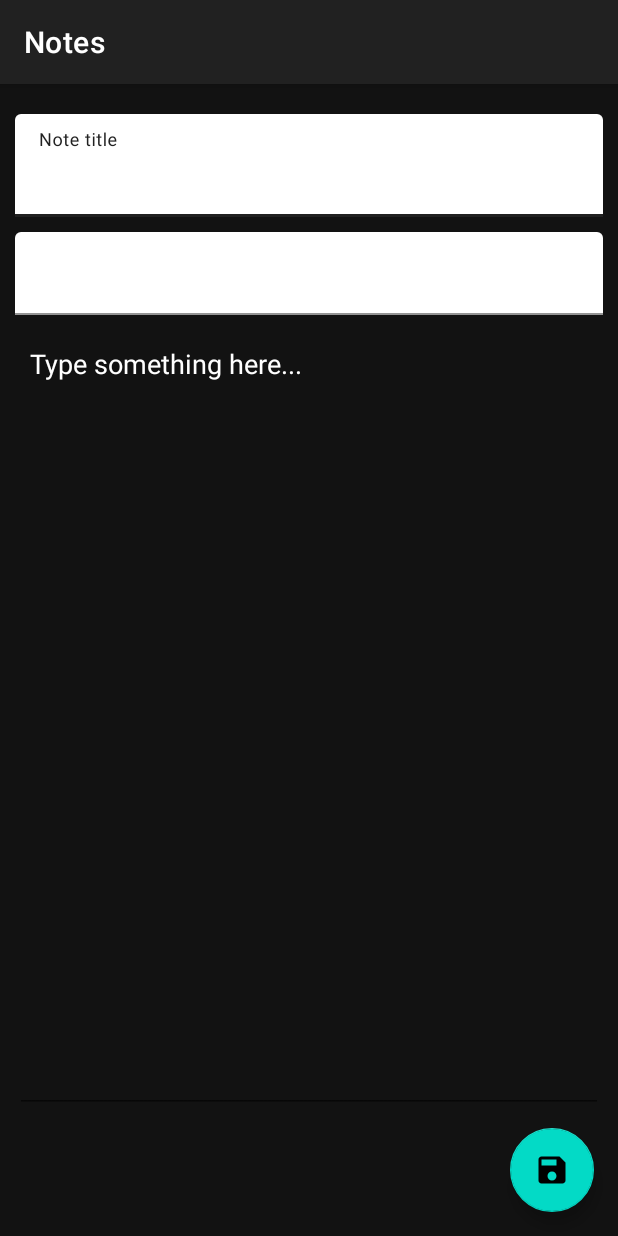
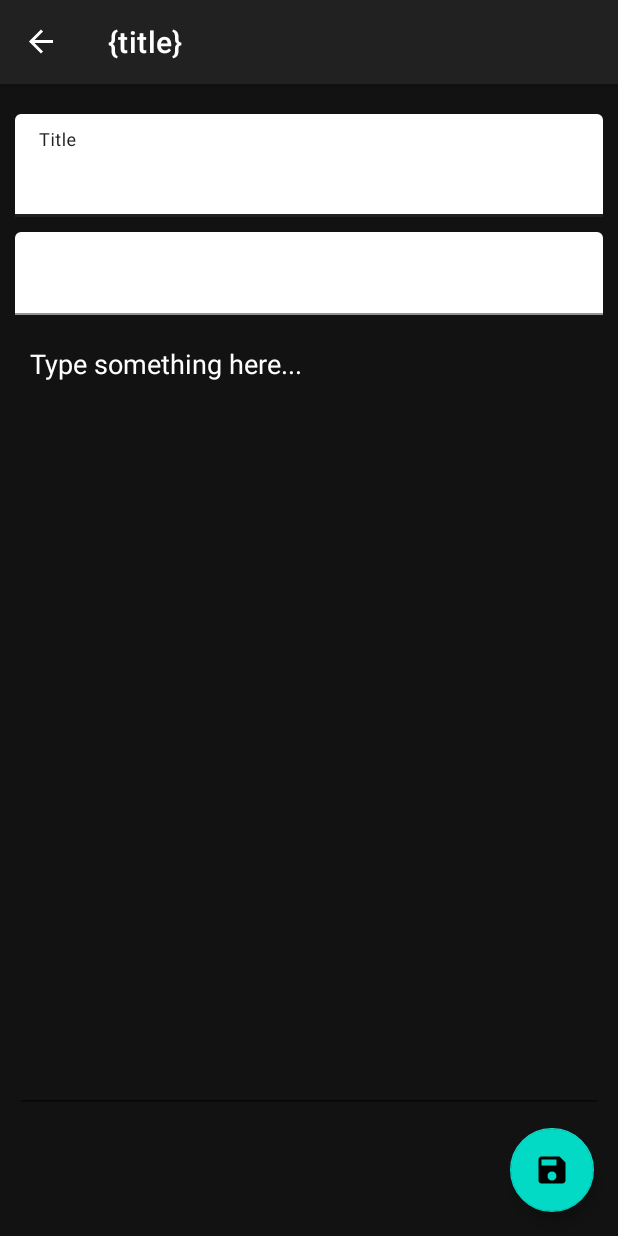
Before and after one commit to japanese-goblinn/labs, an Android app: the screen it shows after launch (MainActivity), after a tap on an icon or button, on a phone screen of 412 x 824 dp. Run offline under Robolectric (Android 15) with nearby library versions, the phone set to English and light mode, and no system bars; our stand-ins replace Room's generated code, navigation-ui; 1 statement that could not run was skipped.

Commit message:
Project finished

```diff
--- a/term5/PPO/NotesAndroid/app/build.gradle
+++ b/term5/PPO/NotesAndroid/app/build.gradle
@@ -51,6 +51,7 @@ dependencies {
     androidTestImplementation 'androidx.test.ext:junit:1.1.0'
     androidTestImplementation 'androidx.test.espresso:espresso-core:3.1.1'
 
+    debugImplementation 'com.amitshekhar.android:debug-db:1.0.6'
 
     implementation "androidx.room:room-runtime:$rootProject.roomVersion"
     implementation "androidx.room:room-ktx:$rootProject.roomVersion"
--- a/term5/PPO/NotesAndroid/app/src/main/java/com/example/notes/db/Database.kt
+++ b/term5/PPO/NotesAndroid/app/src/main/java/com/example/notes/db/Database.kt
@@ -81,7 +81,7 @@ abstract class Database: RoomDatabase() {
 
             val tagId = tagsDao.insert(Tag(name = "note"))
             val tagId2 = tagsDao.insert(Tag(name = "Cool"))
-            val note = notesDao.insert(Note(title = "No gray", content = null)).toInt()
+            val note = notesDao.insert(Note(title = "A", content = null)).toInt()
             notesTagsDao.insert(
                 NoteTag(
                     noteId = note,
@@ -96,10 +96,10 @@ abstract class Database: RoomDatabase() {
             )
             notesTagsDao.insert(
                 NoteTag(
-                    noteId = notesDao.insert(Note(title =  "Really long title like you can see booo or somethins", content = "Lorem ipsum dolor sit amet, consectetur adipiscing elit, sed do eiusmod tempor incididunt ut labore et dolore magna aliqua. Ut enim ad minim veniam, quis nostrud exercitation ullamco laboris nisi ut aliquip ex ea commodo consequat. Duis aute irure dolor in reprehenderit in voluptate velit esse cillum dolore eu fugiat nulla pariatur. Excepteur sint occaecat cupidatat non proident, sunt in culpa qui officia deserunt mollit anim id est laborum.")).toInt(),
+                    noteId = notesDao.insert(Note(title =  "C", content = "Lorem ipsum dolor sit amet, consectetur adipiscing elit, sed do eiusmod tempor incididunt ut labore et dolore magna aliqua. Ut enim ad minim veniam, quis nostrud exercitation ullamco laboris nisi ut aliquip ex ea commodo consequat. Duis aute irure dolor in reprehenderit in voluptate velit esse cillum dolore eu fugiat nulla pariatur. Excepteur sint occaecat cupidatat non proident, sunt in culpa qui officia deserunt mollit anim id est laborum.")).toInt(),
                     tagId = tagId.toInt()
             ))
-            notesDao.insert(Note(title = "Boop 1", content = "Lorem ipsum dolor sit amet, consectetur adipiscing elit, sed do eiusmod tempor incididunt ut labore et dolore magna aliqua. Ut enim ad minim veniam, quis nostrud exercitation ullamco laboris nisi ut aliquip ex ea commodo consequat. Duis aute irure dolor in reprehenderit in voluptate velit esse cillum dolore eu fugiat nulla pariatur. Excepteur sint occaecat cupidatat non proident, sunt in culpa qui officia deserunt mollit anim id est laborum."))
+            notesDao.insert(Note(title = "B", content = "Lorem ipsum dolor sit amet, consectetur adipiscing elit, sed do eiusmod tempor incididunt ut labore et dolore magna aliqua. Ut enim ad minim veniam, quis nostrud exercitation ullamco laboris nisi ut aliquip ex ea commodo consequat. Duis aute irure dolor in reprehenderit in voluptate velit esse cillum dolore eu fugiat nulla pariatur. Excepteur sint occaecat cupidatat non proident, sunt in culpa qui officia deserunt mollit anim id est laborum."))
         }
     }
 }
--- a/term5/PPO/NotesAndroid/app/src/main/java/com/example/notes/interfaces/NotesTagsDao.kt
+++ b/term5/PPO/NotesAndroid/app/src/main/java/com/example/notes/interfaces/NotesTagsDao.kt
@@ -19,4 +19,7 @@ interface NotesTagsDao {
 
     @Query("SELECT tag_id FROM notes_tags WHERE note_id = :noteId")
     suspend fun tagsIdsFor(noteId: Int): List<Int>
+
+    @Query("SELECT note_id FROM notes_tags WHERE tag_id = :tagId")
+    suspend fun notesIdsFor(tagId: Int): List<Int>
 }
--- a/term5/PPO/NotesAndroid/app/src/main/java/com/example/notes/interfaces/TagsDao.kt
+++ b/term5/PPO/NotesAndroid/app/src/main/java/com/example/notes/interfaces/TagsDao.kt
@@ -26,5 +26,5 @@ interface TagsDao {
     suspend fun findBy(id: Int): Tag?
 
     @Query("SELECT id FROM tags WHERE name = :name")
-    suspend fun findIdBy(name: String): Int
+    suspend fun findIdBy(name: String): Int?
 }
--- a/term5/PPO/NotesAndroid/app/src/main/java/com/example/notes/ui/activities/MainActivity.kt
+++ b/term5/PPO/NotesAndroid/app/src/main/java/com/example/notes/ui/activities/MainActivity.kt
@@ -3,6 +3,8 @@ package com.example.notes.ui.activities
 import androidx.appcompat.app.AppCompatActivity
 import android.os.Bundle
 import androidx.navigation.Navigation.findNavController
+import androidx.navigation.findNavController
+import androidx.navigation.ui.setupActionBarWithNavController
 import com.example.notes.R
 
 class MainActivity : AppCompatActivity() {
@@ -10,6 +12,8 @@ class MainActivity : AppCompatActivity() {
     override fun onCreate(savedInstanceState: Bundle?) {
         super.onCreate(savedInstanceState)
         setContentView(R.layout.activity_main)
+        val navController = findNavController(R.id.navHostFragment)
+        setupActionBarWithNavController(navController)
     }
 
     override fun onSupportNavigateUp() =
--- a/term5/PPO/NotesAndroid/app/src/main/java/com/example/notes/ui/fragments/NotesListFragment.kt
+++ b/term5/PPO/NotesAndroid/app/src/main/java/com/example/notes/ui/fragments/NotesListFragment.kt
@@ -2,13 +2,19 @@ package com.example.notes.ui.fragments
 
 import android.content.res.Configuration
 import android.os.Bundle
+import android.util.Log
 import android.view.LayoutInflater
 import android.view.View
 import android.view.ViewGroup
+import android.widget.ImageButton
+import android.widget.PopupMenu
+import android.widget.SearchView
+import android.widget.TextView
 import androidx.core.content.ContextCompat
 import androidx.fragment.app.Fragment
 import androidx.lifecycle.Observer
 import androidx.lifecycle.ViewModelProviders
+import androidx.navigation.Navigation
 import androidx.navigation.fragment.findNavController
 import androidx.recyclerview.widget.DividerItemDecoration
 import androidx.recyclerview.widget.GridLayoutManager
@@ -18,21 +24,44 @@ import com.example.notes.R
 import com.example.notes.models.Note
 import com.example.notes.ui.recycler.NotesAdapter
 import com.example.notes.viewModels.NotesListViewModel
+import com.example.notes.viewModels.SortOrder
 import com.google.android.material.floatingactionbutton.FloatingActionButton
+import kotlinx.android.synthetic.main.fragment_notes_list.*
 
 class NotesListFragment: Fragment() {
+
+    private companion object {
+        const val SORTING = "SORTING"
+    }
 
     private lateinit var viewModel: NotesListViewModel
     private lateinit var notesList: RecyclerView
     private lateinit var viewAdapter: NotesAdapter
     private lateinit var fab: FloatingActionButton
+    private lateinit var sortButton: ImageButton
+    private lateinit var sortTextView: TextView
+    private lateinit var searchBarView: SearchView
+
+    override fun onSaveInstanceState(outState: Bundle) {
+        super.onSaveInstanceState(outState)
+        outState.putString(SORTING, sortTextView.text.toString())
+    }
+
+    override fun onActivityCreated(savedInstanceState: Bundle?) {
+        super.onActivityCreated(savedInstanceState)
+        savedInstanceState?.let {
+            sortTextView.text = it.getString(SORTING)
+        }
+    }
 
     override fun onCreateView(
         inflater: LayoutInflater,
         container: ViewGroup?,
         savedInstanceState: Bundle?
     ): View? {
-        val view = inflater.inflate(R.layout.fragment_notes_list, container, false)
+        val view = inflater.inflate(
+            R.layout.fragment_notes_list, container, false
+        )
         setupLayoutFor(view)
         return view
     }
@@ -51,14 +80,19 @@ class NotesListFragment: Fragment() {
             notesList.layoutManager = GridLayoutManager(requireContext(), 3)
         } else {
             notesList.layoutManager = LinearLayoutManager(requireContext())
-            val decoration = DividerItemDecoration(requireContext(), DividerItemDecoration.VERTICAL)
-            decoration.setDrawable(ContextCompat.getDrawable(requireContext(), R.drawable.divider)!!)
+            val decoration = DividerItemDecoration(
+                requireContext(),
+                DividerItemDecoration.VERTICAL
+            )
+            decoration.setDrawable(
+                ContextCompat.getDrawable(requireContext(), R.drawable.divider)!!
+            )
             notesList.addItemDecoration(decoration)
         }
 
         viewAdapter.onItemClick = {
             val action = NotesListFragmentDirections
-                .actionNotesListFragmentToNoteDetailFragment(it.id)
+                .actionNotesListFragmentToNoteDetailFragment(it.id, "Note Details")
             findNavController().navigate(action)
         }
 
@@ -66,17 +100,57 @@ class NotesListFragment: Fragment() {
             viewModel.delete(it)
         }
 
-        viewModel.notes.observe(viewLifecycleOwner, Observer {
-            viewAdapter.setupNotes(it.toMutableList())
-        })
+        viewModel.notes.observe(
+            viewLifecycleOwner,
+            Observer { notes: List<Note>? ->
+                viewAdapter.setupNotes(notes)
+            }
+        )
 
         fab = rootView.findViewById(R.id.fab)
         fab.setOnClickListener {
             val action = NotesListFragmentDirections
-                .actionNotesListFragmentToNoteDetailFragment(-1)
+                .actionNotesListFragmentToNoteDetailFragment(-1, "New Note")
             findNavController().navigate(action)
         }
 
+        sortTextView = rootView.findViewById(R.id.sortingTextField)
+        sortTextView.text = "Sorting By Date"
+
+        sortButton = rootView.findViewById(R.id.sortButton)
+        sortButton.setOnClickListener {
+            val popup = PopupMenu(requireContext(), it)
+            popup.inflate(R.menu.popup_menu)
+
+            popup.setOnMenuItemClickListener { menuItem ->
+                when (menuItem.itemId) {
+                    R.id.sortByDate -> {
+                        sortTextView.text = "Sorting By Date"
+                        viewModel.sortNotes(SortOrder.DATE)
+                    }
+                    R.id.sortByTitle -> {
+                        sortTextView.text = "Sorting By Title"
+                        viewModel.sortNotes(SortOrder.TITLE)
+                    }
+                }
+                return@setOnMenuItemClickListener true
+            }
+            popup.show()
+        }
+
+        searchBarView = rootView.findViewById(R.id.searchBar)
+        searchBarView.setOnQueryTextListener(object: SearchView.OnQueryTextListener {
+
+            override fun onQueryTextChange(newText: String?): Boolean {
+                viewModel.search(newText)
+                return false
+            }
+
+            override fun onQueryTextSubmit(query: String?): Boolean {
+                viewModel.search(query)
+                return false
+            }
+        })
     }
 
 }
--- a/term5/PPO/NotesAndroid/app/src/main/java/com/example/notes/ui/recycler/NotesAdapter.kt
+++ b/term5/PPO/NotesAndroid/app/src/main/java/com/example/notes/ui/recycler/NotesAdapter.kt
@@ -39,8 +39,12 @@ class NotesAdapter(
         }
     }
 
-    fun setupNotes(notes: MutableList<Note>) {
-        this.notes = notes
+    fun setupNotes(notes: List<Note>?) {
+        if (notes == null) {
+            this.notes.clear()
+        } else {
+            this.notes = notes.toMutableList()
+        }
         notifyDataSetChanged()
     }
 
--- a/term5/PPO/NotesAndroid/app/src/main/java/com/example/notes/viewModels/NotesListViewModel.kt
+++ b/term5/PPO/NotesAndroid/app/src/main/java/com/example/notes/viewModels/NotesListViewModel.kt
@@ -10,16 +10,66 @@ import com.example.notes.models.Note
 import kotlinx.coroutines.launch
 import kotlinx.coroutines.runBlocking
 
+enum class SortOrder {
+    DATE, TITLE
+}
+
 class NotesListViewModel(application: Application): AndroidViewModel(application) {
 
+    private var currentSortOrder = SortOrder.DATE
+
     private val repository: Repository
+    private val dbNotes: LiveData<List<Note>>
 
-    val notes: LiveData<List<Note>>
+    val notes = MediatorLiveData<List<Note>>()
 
     init {
         val db = Database.get(application, viewModelScope)
         repository = Repository(db.notesDao(), db.tagsDao(), db.notesTagsDao())
-        notes = repository.notes
+        dbNotes = repository.notes
+
+        notes.addSource(dbNotes) {
+            notes.value = dbNotes.value
+            sortNotes(currentSortOrder)
+        }
+
+    }
+
+    fun sortNotes(order: SortOrder) = when (order) {
+        SortOrder.DATE -> {
+            currentSortOrder = order
+            notes.value = dbNotes.value?.sortedByDescending { it.lastUpdate  }
+        }
+        SortOrder.TITLE -> {
+            currentSortOrder = order
+            notes.value =  dbNotes.value?.sortedBy { it.title }
+        }
+    }
+
+    fun search(query: String?) {
+        if (query.isNullOrEmpty()) {
+           sortNotes(currentSortOrder)
+        } else {
+            when (currentSortOrder) {
+                SortOrder.DATE -> {
+                    notes.value = notesFor(query).value?.sortedByDescending { it.lastUpdate }
+                }
+                SortOrder.TITLE -> {
+                    notes.value = notesFor(query).value?.sortedBy { it.title }
+                }
+            }
+        }
+    }
+
+    private fun notesFor(tag: String): MutableLiveData<List<Note>> = runBlocking {
+        val tagId = repository.findTagId(tag)
+        tagId?.let {
+            val notes = repository
+                .notesIdsFor(tagId)
+                .mapNotNull { repository.findBy(it) }
+            return@runBlocking MutableLiveData<List<Note>>(notes)
+        }
+        return@runBlocking MutableLiveData<List<Note>>()
     }
 
     fun delete(note: Note) = viewModelScope.launch { repository.delete(note) }
@@ -28,5 +78,4 @@ class NotesListViewModel(application: Application): AndroidViewModel(application
         return@runBlocking repository.tagsIdsFor(note)
             .mapNotNull { repository.findTagBy(it)?.name }
     }
-
 }
--- /dev/null
+++ b/term5/PPO/NotesAndroid/app/src/main/res/drawable/ic_arrow_drop_down_24dp.xml
@@ -0,0 +1,5 @@
+<vector android:height="24dp" android:tint="#BB86FC"
+    android:viewportHeight="24.0" android:viewportWidth="24.0"
+    android:width="24dp" xmlns:android="http://schemas.android.com/apk/res/android">
+    <path android:fillColor="#FF000000" android:pathData="M7,10l5,5 5,-5z"/>
+</vector>
--- /dev/null
+++ b/term5/PPO/NotesAndroid/app/src/main/res/drawable/ic_close_24dp.xml
@@ -0,0 +1,5 @@
+<vector android:height="24dp" android:tint="#BB86FC"
+    android:viewportHeight="24.0" android:viewportWidth="24.0"
+    android:width="24dp" xmlns:android="http://schemas.android.com/apk/res/android">
+    <path android:fillColor="#FF000000" android:pathData="M19,6.41L17.59,5 12,10.59 6.41,5 5,6.41 10.59,12 5,17.59 6.41,19 12,13.41 17.59,19 19,17.59 13.41,12z"/>
+</vector>
--- /dev/null
+++ b/term5/PPO/NotesAndroid/app/src/main/res/drawable/ic_search_24dp.xml
@@ -0,0 +1,5 @@
+<vector android:height="24dp" android:tint="#BB86FC"
+    android:viewportHeight="24.0" android:viewportWidth="24.0"
+    android:width="24dp" xmlns:android="http://schemas.android.com/apk/res/android">
+    <path android:fillColor="#FF000000" android:pathData="M15.5,14h-0.79l-0.28,-0.27C15.41,12.59 16,11.11 16,9.5 16,5.91 13.09,3 9.5,3S3,5.91 3,9.5 5.91,16 9.5,16c1.61,0 3.09,-0.59 4.23,-1.57l0.27,0.28v0.79l5,4.99L20.49,19l-4.99,-5zM9.5,14C7.01,14 5,11.99 5,9.5S7.01,5 9.5,5 14,7.01 14,9.5 11.99,14 9.5,14z"/>
+</vector>
--- /dev/null
+++ b/term5/PPO/NotesAndroid/app/src/main/res/drawable/ic_sort_24dp.xml
@@ -0,0 +1,5 @@
+<vector android:height="24dp" android:tint="#BB86FC"
+    android:viewportHeight="24.0" android:viewportWidth="24.0"
+    android:width="24dp" xmlns:android="http://schemas.android.com/apk/res/android">
+    <path android:fillColor="#FF000000" android:pathData="M3,18h6v-2L3,16v2zM3,6v2h18L21,6L3,6zM3,13h12v-2L3,11v2z"/>
+</vector>
--- a/term5/PPO/NotesAndroid/app/src/main/res/layout/fragment_note_detail.xml
+++ b/term5/PPO/NotesAndroid/app/src/main/res/layout/fragment_note_detail.xml
@@ -34,7 +34,7 @@
             android:layout_width="match_parent"
             android:layout_height="match_parent"
             android:backgroundTint="@color/colorTextPrimary"
-            android:hint="Note title"
+            android:hint="Title"
             android:textColor="@color/colorTextPrimary"
             android:textColorHint="@color/colorTextPrimary"
             android:textSize="25sp" />
--- /dev/null
+++ b/term5/PPO/NotesAndroid/app/src/main/res/menu/popup_menu.xml
@@ -0,0 +1,12 @@
+<?xml version="1.0" encoding="utf-8"?>
+<menu xmlns:android="http://schemas.android.com/apk/res/android"
+    xmlns:app="http://schemas.android.com/apk/res-auto">
+    <item
+        android:id="@+id/sortByTitle"
+        android:title="By title" />
+
+    <item
+        android:id="@+id/sortByDate"
+        android:title="By date"/>
+
+</menu>
--- a/term5/PPO/NotesAndroid/app/src/main/res/navigation/nav_graph.xml
+++ b/term5/PPO/NotesAndroid/app/src/main/res/navigation/nav_graph.xml
@@ -7,30 +7,33 @@
     <fragment
         android:id="@+id/notesListFragment"
         android:name="com.example.notes.ui.fragments.NotesListFragment"
-        android:label="NotesListFragment"
+        android:label="All Notes"
         tools:layout="@layout/fragment_notes_list">
         <action
             android:id="@+id/action_notesListFragment_to_noteDetailFragment"
             app:destination="@id/noteDetailFragment"
-            app:enterAnim="@anim/fragment_open_enter"
-            app:exitAnim="@anim/fragment_fade_exit"
-            app:popEnterAnim="@anim/fragment_open_enter"
-            app:popExitAnim="@anim/fragment_open_exit" />
+            app:enterAnim="@anim/fragment_close_enter"
+            app:exitAnim="@anim/fragment_close_exit"
+            app:popEnterAnim="@anim/fragment_fade_enter"
+            app:popExitAnim="@anim/fragment_fade_exit" />
     </fragment>
     <fragment
         android:id="@+id/noteDetailFragment"
         android:name="com.example.notes.ui.fragments.NoteDetailFragment"
-        android:label="NoteDetailFragment"
+        android:label="{title}"
         tools:layout="@layout/fragment_note_detail">
         <argument
             android:name="noteId"
             app:argType="integer" />
+        <argument
+            android:name="title"
+            app:argType="string" />
         <action
             android:id="@+id/action_noteDetailFragment_to_notesListFragment"
             app:destination="@id/notesListFragment"
-            app:enterAnim="@anim/fragment_open_enter"
-            app:exitAnim="@anim/fragment_fade_exit"
-            app:popEnterAnim="@anim/fragment_open_enter"
-            app:popExitAnim="@anim/fragment_open_exit" />
+            app:enterAnim="@anim/fragment_close_enter"
+            app:exitAnim="@anim/fragment_close_exit"
+            app:popEnterAnim="@anim/fragment_fade_enter"
+            app:popExitAnim="@anim/fragment_fade_exit" />
     </fragment>
 </navigation>
--- a/term5/PPO/NotesAndroid/app/src/main/res/values/styles.xml
+++ b/term5/PPO/NotesAndroid/app/src/main/res/values/styles.xml
@@ -6,6 +6,13 @@
         <item name="colorPrimary">@color/colorPrimary</item>
         <item name="colorPrimaryDark">@color/colorStatusBar</item>
         <item name="colorAccent">@color/colorAccent</item>
+        <item name="android:editTextColor">@color/colorAccent</item>
+        <item name="android:textColorHint">@color/colorAccent</item>
+        <item name="android:popupMenuStyle">@style/MyApp.PopupMenu</item>
+        <item name="android:textColor">@color/colorTextPrimary</item>
     </style>
 
+    <style name="MyApp.PopupMenu" parent="android:Widget.Holo.Light.ListPopupWindow">
+        <item name="android:popupBackground">@color/colorPrimary</item>
+    </style>
 </resources>
```
Also changed, not shown: term5/PPO/NotesAndroid/app/src/main/java/com/example/notes/db/Repository.kt (+10 -10 lines), term5/PPO/NotesAndroid/app/src/main/java/com/example/notes/ui/fragments/NoteDetailFragment.kt (+16 -4 lines), term5/PPO/NotesAndroid/app/src/main/java/com/example/notes/viewModels/NoteDetailViewModel.kt (+14 -10 lines), term5/PPO/NotesAndroid/app/src/main/res/layout/fragment_notes_list.xml (+54 -6 lines).
